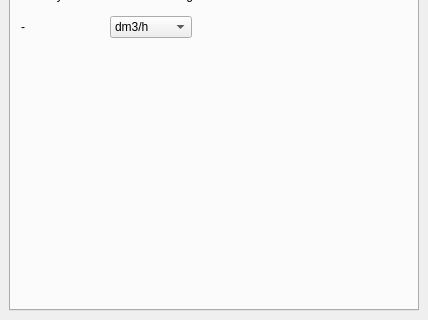
The window that hmv_widget.ui (cruizer/HMV-meretezes) describes before a commit, drawn with Qt 5; both pictures show x 0 to 428 and y 361 to 681 of the 428 by 681 pixel window.
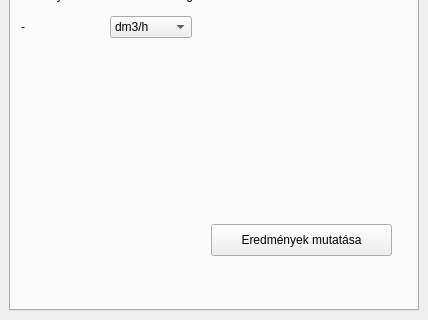
The same window after the commit.

Patch:
```diff
--- a/hmv_widget.ui
+++ b/hmv_widget.ui
@@ -218,7 +218,7 @@
          <string>Teljes előremenő hálózat hővesztesége</string>
         </property>
        </widget>
-       <widget class="QWidget" name="">
+       <widget class="QWidget" name="layoutWidget">
         <property name="geometry">
          <rect>
           <x>0</x>
@@ -265,7 +265,7 @@
          </item>
         </layout>
        </widget>
-       <widget class="QWidget" name="">
+       <widget class="QWidget" name="layoutWidget">
         <property name="geometry">
          <rect>
           <x>10</x>
@@ -298,7 +298,7 @@
          </item>
         </layout>
        </widget>
-       <widget class="QWidget" name="">
+       <widget class="QWidget" name="layoutWidget">
         <property name="geometry">
          <rect>
           <x>10</x>
@@ -330,6 +330,19 @@
          </item>
         </layout>
        </widget>
+       <widget class="QPushButton" name="showResults_btn">
+        <property name="geometry">
+         <rect>
+          <x>200</x>
+          <y>550</y>
+          <width>181</width>
+          <height>32</height>
+         </rect>
+        </property>
+        <property name="text">
+         <string>Eredmények mutatása</string>
+        </property>
+       </widget>
       </widget>
       <widget class="QWidget" name="settings_tab">
        <attribute name="title">
```
Left out of the diff: 10 changed lines with no effect on the pictures.
